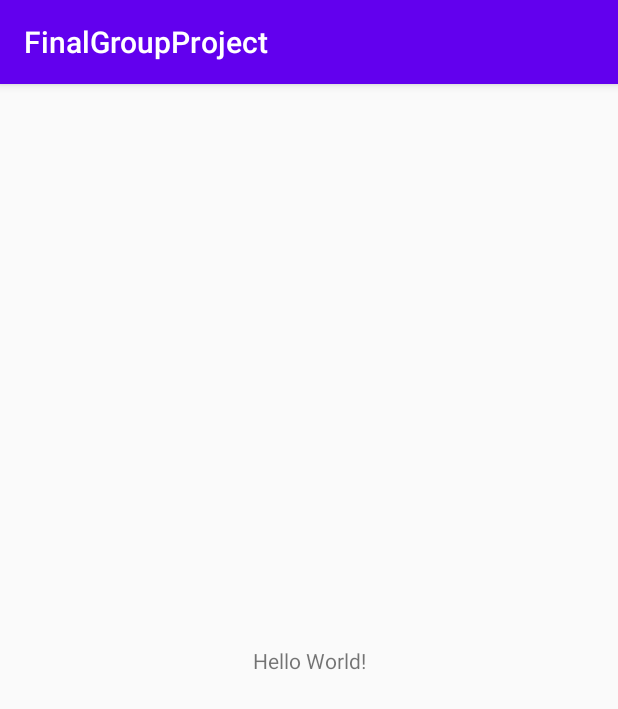
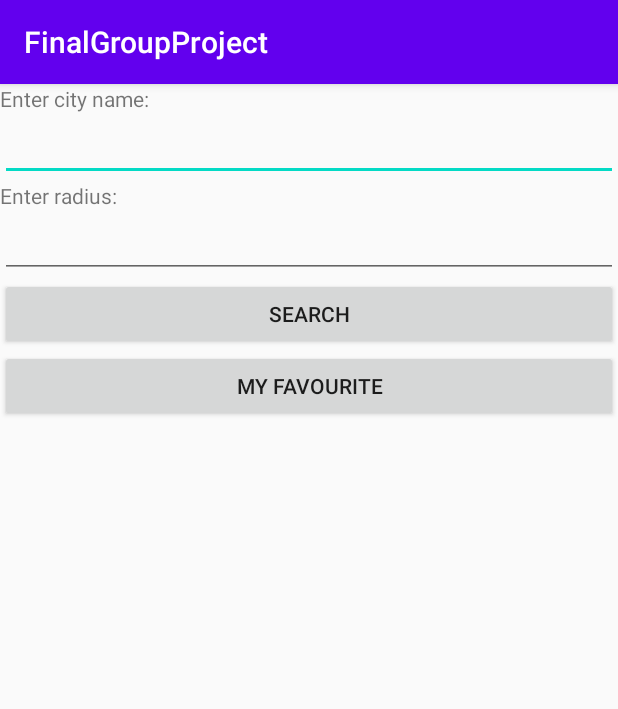
Before and after one commit to liu00480/FinalGroupProject, an Android app: the screen it shows after launch (MainActivity before the commit, MainActivity_liu after it), on a phone screen of 412 x 824 dp. Shown: the top 709 px of the screen. Run offline under Robolectric (Android 15) with nearby library versions, the phone set to English and light mode, and no system bars.

Commit message:
TicketMaster event search 20201122

```diff
--- a/app/build.gradle
+++ b/app/build.gradle
@@ -20,6 +20,10 @@ android {
             proguardFiles getDefaultProguardFile('proguard-android-optimize.txt'), 'proguard-rules.pro'
         }
     }
+    compileOptions {
+        sourceCompatibility JavaVersion.VERSION_1_8
+        targetCompatibility JavaVersion.VERSION_1_8
+    }
 }
 
 dependencies {
--- a/app/src/main/AndroidManifest.xml
+++ b/app/src/main/AndroidManifest.xml
@@ -9,7 +9,7 @@
         android:roundIcon="@mipmap/ic_launcher_round"
         android:supportsRtl="true"
         android:theme="@style/AppTheme">
-        <activity android:name=".MainActivity">
+        <activity android:name=".MainActivity_liu">
             <intent-filter>
                 <action android:name="android.intent.action.MAIN" />
 
--- /dev/null
+++ b/app/src/main/java/com/example/finalgroupproject/FavouriteResult_liu.java
@@ -0,0 +1,4 @@
+package com.example.finalgroupproject;
+
+public class FavouriteResult_liu {
+}
--- a/app/src/main/java/com/example/finalgroupproject/MainActivity.java
+++ /dev/null
@@ -1,14 +0,0 @@
-package com.example.finalgroupproject;
-
-import androidx.appcompat.app.AppCompatActivity;
-
-import android.os.Bundle;
-
-public class MainActivity extends AppCompatActivity {
-
-    @Override
-    protected void onCreate(Bundle savedInstanceState) {
-        super.onCreate(savedInstanceState);
-        setContentView(R.layout.activity_main);
-    }
-}
--- /dev/null
+++ b/app/src/main/java/com/example/finalgroupproject/MainActivity_liu.java
@@ -0,0 +1,53 @@
+package com.example.finalgroupproject;
+
+import android.content.Context;
+import android.content.Intent;
+import android.content.SharedPreferences;
+import android.os.Bundle;
+import android.widget.Button;
+import android.widget.EditText;
+
+import androidx.appcompat.app.AppCompatActivity;
+
+public class MainActivity_liu extends AppCompatActivity {
+
+    private SharedPreferences prefs;
+
+    @Override
+    protected void onCreate(Bundle savedInstanceState) {
+        super.onCreate(savedInstanceState);
+        setContentView(R.layout.activity_main);
+        prefs = getSharedPreferences("cityAndRadiusFile", Context.MODE_PRIVATE);
+
+        String city = prefs.getString("city", "");
+        EditText editViewCity = findViewById(R.id.editViewCity);
+        editViewCity.setText(city);
+
+        String radius = prefs.getString("radius", "");
+        EditText editViewRadius = findViewById(R.id.editViewRadius);
+        editViewRadius.setText(radius);
+
+        Button searchButton = findViewById(R.id.searchButton);
+        Intent goToSearch = new Intent(MainActivity_liu.this, SearchResult_liu.class);
+        searchButton.setOnClickListener(bt ->
+        {   /*goToProfile.putExtra("email", emailEditText.getText().toString());*/
+            startActivity(goToSearch);
+        });
+
+        Button favouriteButton = findViewById(R.id.favouriteButton);
+        Intent goToFavourite = new Intent(MainActivity_liu.this, FavouriteResult_liu.class);
+        searchButton.setOnClickListener(bt ->
+        {   /*goToProfile.putExtra("email", emailEditText.getText().toString());*/
+            startActivity(goToFavourite);
+        });
+    }
+
+    @Override
+    protected void onPause() {
+        super.onPause();
+        SharedPreferences.Editor editor = prefs.edit();
+        editor.putString("city", ((EditText)findViewById(R.id.editViewCity)).getText().toString());
+        editor.putString("radius", ((EditText)findViewById(R.id.editViewRadius)).getText().toString());
+        editor.commit();
+    }
+}
--- /dev/null
+++ b/app/src/main/java/com/example/finalgroupproject/SearchResult_liu.java
@@ -0,0 +1,4 @@
+package com.example.finalgroupproject;
+
+public class SearchResult_liu {
+}
--- a/app/src/main/res/layout/activity_main.xml
+++ b/app/src/main/res/layout/activity_main.xml
@@ -1,18 +1,48 @@
 <?xml version="1.0" encoding="utf-8"?>
-<androidx.constraintlayout.widget.ConstraintLayout xmlns:android="http://schemas.android.com/apk/res/android"
+<LinearLayout xmlns:android="http://schemas.android.com/apk/res/android"
     xmlns:app="http://schemas.android.com/apk/res-auto"
     xmlns:tools="http://schemas.android.com/tools"
     android:layout_width="match_parent"
     android:layout_height="match_parent"
-    tools:context=".MainActivity">
+    tools:context=".MainActivity_liu"
+    android:orientation="vertical">
 
     <TextView
-        android:layout_width="wrap_content"
+        android:id="@+id/textViewCity"
+        android:layout_width="match_parent"
         android:layout_height="wrap_content"
-        android:text="Hello World!"
+        android:text="Enter city name:"
         app:layout_constraintBottom_toBottomOf="parent"
         app:layout_constraintLeft_toLeftOf="parent"
         app:layout_constraintRight_toRightOf="parent"
         app:layout_constraintTop_toTopOf="parent" />
 
-</androidx.constraintlayout.widget.ConstraintLayout>
+    <EditText
+        android:id="@+id/editViewCity"
+        android:layout_width="match_parent"
+        android:layout_height="wrap_content"/>
+
+    <TextView
+        android:id="@+id/textViewRadius"
+        android:text="Enter radius: "
+        android:layout_width="match_parent"
+        android:layout_height="wrap_content"/>
+
+    <EditText
+        android:id="@+id/editViewRadius"
+        android:layout_width="match_parent"
+        android:layout_height="wrap_content"/>
+
+    <Button
+        android:id="@+id/searchButton"
+        android:layout_width="match_parent"
+        android:layout_height="wrap_content"
+        android:text="Search" />
+
+    <Button
+        android:id="@+id/favouriteButton"
+        android:layout_width="match_parent"
+        android:layout_height="wrap_content"
+        android:text="My favourite" />
+
+</LinearLayout>
```
Also changed, not shown: app/src/main/res/layout/acitivity_favourite_result.xml (added, +23 -0 lines), app/src/main/res/layout/acitvity_search_result.xml (added, +23 -0 lines), 1 other file.
